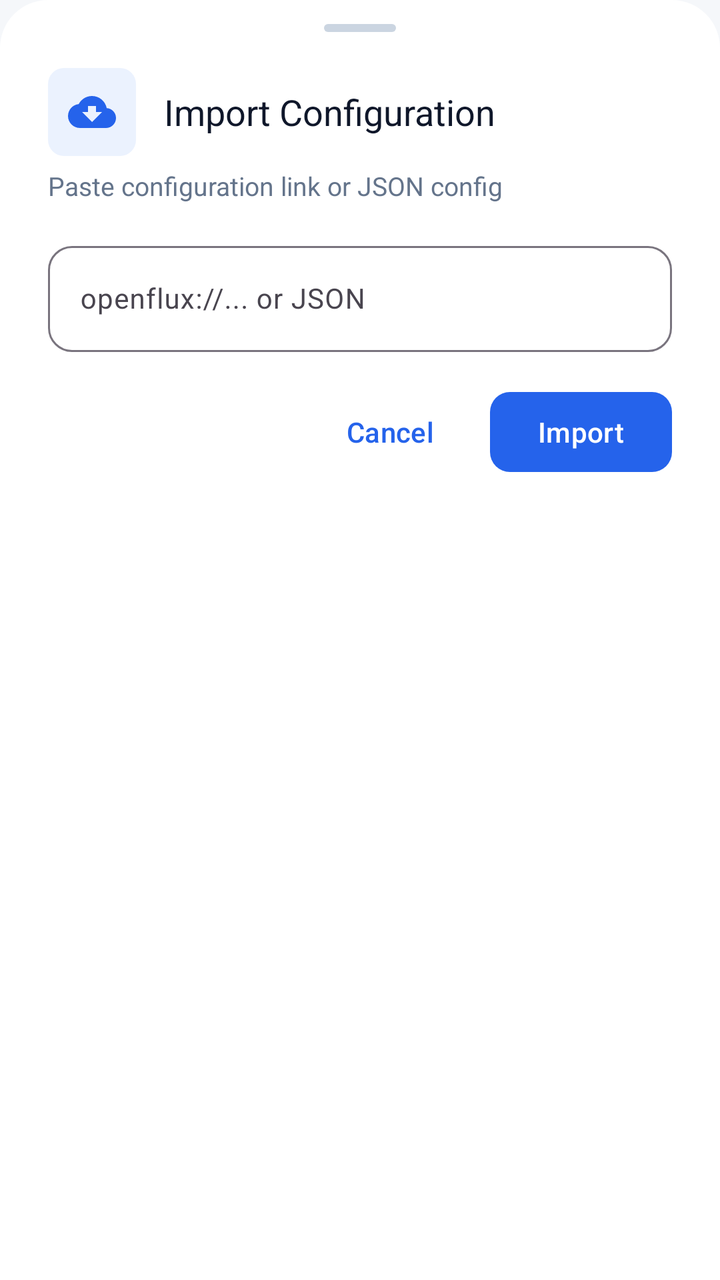
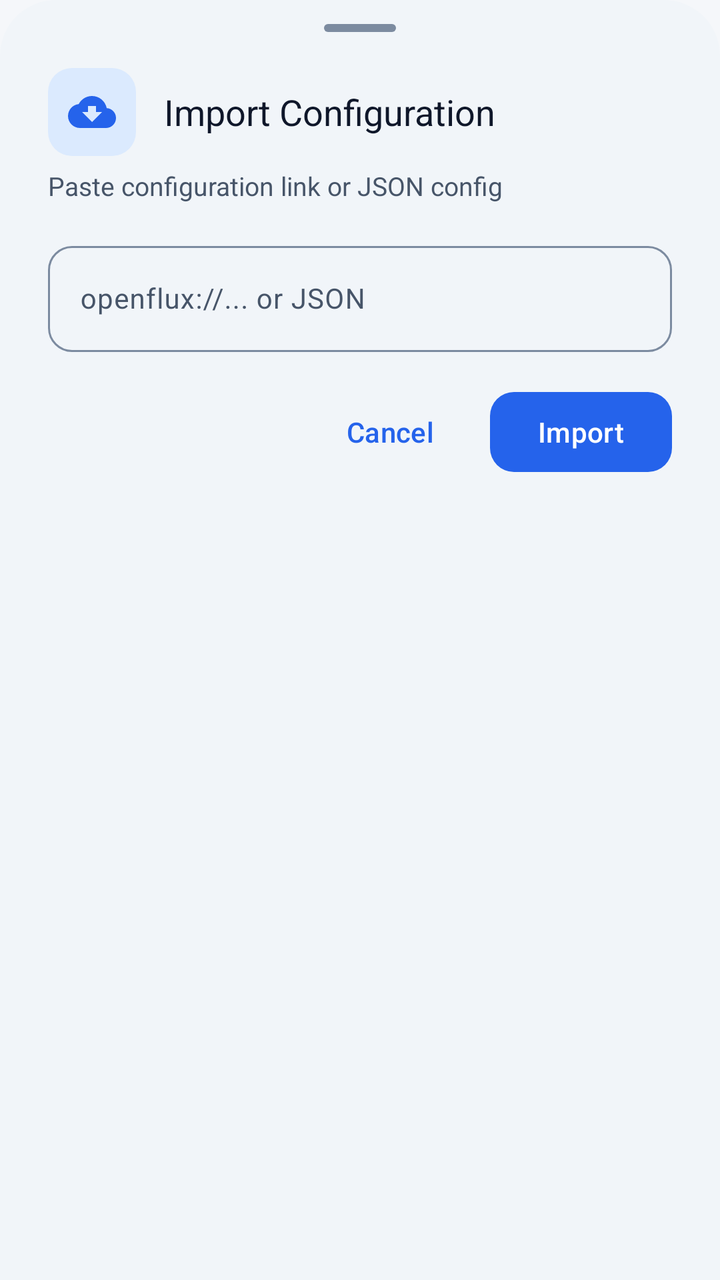

Two renders of the same Android screen: before a commit and after it. Below are the layout's source before the change and the commit's diff.
<!-- AndroidManifest.xml: application theme Theme.SoxMax -->
<!-- res/layout/bottom_sheet_import_link.xml -->
<?xml version="1.0" encoding="utf-8"?>
<LinearLayout xmlns:android="http://schemas.android.com/apk/res/android"
    xmlns:app="http://schemas.android.com/apk/res-auto"
    android:layout_width="match_parent"
    android:layout_height="wrap_content"
    android:orientation="vertical"
    android:background="@drawable/bg_bottom_sheet"
    android:paddingHorizontal="24dp"
    android:paddingTop="12dp"
    android:paddingBottom="28dp">

    <View
        android:layout_width="36dp"
        android:layout_height="4dp"
        android:layout_gravity="center_horizontal"
        android:background="@drawable/bg_drag_handle"
        android:layout_marginBottom="18dp" />

    <LinearLayout
        android:layout_width="match_parent"
        android:layout_height="wrap_content"
        android:orientation="horizontal"
        android:gravity="center_vertical"
        android:layout_marginBottom="6dp">

        <FrameLayout
            android:layout_width="44dp"
            android:layout_height="44dp"
            android:background="@drawable/bg_icon_badge">

            <ImageView
                android:layout_width="24dp"
                android:layout_height="24dp"
                android:layout_gravity="center"
                android:src="@drawable/ic_restore"
                app:tint="@color/accent_blue"
                android:contentDescription="@null" />

        </FrameLayout>

        <TextView
            android:layout_width="0dp"
            android:layout_height="wrap_content"
            android:layout_weight="1"
            android:layout_marginStart="14dp"
            android:text="@string/import_link_sheet_title"
            android:textColor="@color/text_primary"
            android:textSize="18sp"
            android:fontFamily="sans-serif-bold" />

    </LinearLayout>

    <TextView
        android:layout_width="match_parent"
        android:layout_height="wrap_content"
        android:layout_marginBottom="16dp"
        android:text="@string/import_link_sheet_desc"
        android:textColor="@color/text_secondary"
        android:textSize="13sp" />

    <com.google.android.material.textfield.TextInputLayout
        android:id="@+id/layout_link_input"
        style="@style/Widget.Material3.TextInputLayout.OutlinedBox"
        android:layout_width="match_parent"
        android:layout_height="wrap_content"
        android:layout_marginBottom="16dp"
        android:hint="@string/import_link_dialog_hint"
        app:endIconMode="clear_text"
        app:boxCornerRadiusBottomEnd="12dp"
        app:boxCornerRadiusBottomStart="12dp"
        app:boxCornerRadiusTopEnd="12dp"
        app:boxCornerRadiusTopStart="12dp">

        <com.google.android.material.textfield.TextInputEditText
            android:id="@+id/input_link_value"
            android:layout_width="match_parent"
            android:layout_height="wrap_content"
            android:maxLines="4"
            android:textSize="14sp" />

    </com.google.android.material.textfield.TextInputLayout>

    <LinearLayout
        android:layout_width="match_parent"
        android:layout_height="wrap_content"
        android:orientation="horizontal"
        android:gravity="center_vertical">

        <View
            android:layout_width="0dp"
            android:layout_height="1dp"
            android:layout_weight="1" />

        <com.google.android.material.button.MaterialButton
            android:id="@+id/btn_cancel_import"
            style="@style/Widget.Material3.Button.TextButton"
            android:layout_width="wrap_content"
            android:layout_height="wrap_content"
            android:layout_marginEnd="6dp"
            android:text="@string/cancel" />

        <com.google.android.material.button.MaterialButton
            android:id="@+id/btn_confirm_import"
            style="@style/Widget.Material3.Button"
            android:layout_width="wrap_content"
            android:layout_height="wrap_content"
            android:text="@string/import_link_sheet_btn"
            app:cornerRadius="10dp" />

    </LinearLayout>

</LinearLayout>
<!-- resources referenced by this layout -->
<resources>
  <color name="accent_blue">#2563EB</color>
  <color name="text_primary">#0F172A</color>
  <color name="text_secondary">#64748B</color>
  <!-- drawable bg_bottom_sheet (drawable) -->
  <?xml version="1.0" encoding="utf-8"?>
  <shape xmlns:android="http://schemas.android.com/apk/res/android"
      android:shape="rectangle">
      <solid android:color="@color/bg_card" />
      <corners
          android:topLeftRadius="24dp"
          android:topRightRadius="24dp" />
  </shape>
  <!-- drawable bg_drag_handle (drawable) -->
  <?xml version="1.0" encoding="utf-8"?>
  <shape xmlns:android="http://schemas.android.com/apk/res/android"
      android:shape="rectangle">
      <solid android:color="@color/bg_card_stroke" />
      <corners android:radius="4dp" />
  </shape>
  <!-- drawable bg_icon_badge (drawable) -->
  <?xml version="1.0" encoding="utf-8"?>
  <shape xmlns:android="http://schemas.android.com/apk/res/android"
      android:shape="rectangle">
      <solid android:color="#1A3B82F6" />
      <corners android:radius="8dp" />
  </shape>
  <style name="Theme.SoxMax" parent="Theme.Material3.DayNight.NoActionBar">
          <item name="colorPrimary">@color/accent_blue</item>
          <item name="colorOnPrimary">@android:color/white</item>
          <item name="android:windowBackground">@color/bg_deep</item>
          <item name="android:statusBarColor" tools:targetApi="l">@android:color/transparent</item>
          <item name="android:navigationBarColor" tools:targetApi="l">@android:color/transparent</item>
          <item name="android:windowLightStatusBar" tools:targetApi="m">?attr/isLightTheme</item>
          <item name="android:windowLightNavigationBar" tools:targetApi="o_mr1">?attr/isLightTheme</item>
          <item name="materialSwitchStyle">@style/Widget.Fluxon.Switch</item>
      </style>
  <color name="bg_card">#FFFFFF</color>
  <color name="bg_card_stroke">#CBD5E1</color>
  <!-- unchanged entries left out for length: 8 -->
</resources>

<!-- the commit's change to res/layout/bottom_sheet_import_link.xml (unified diff, before → after) -->
@@ -33,7 +33,7 @@
                 android:layout_height="24dp"
                 android:layout_gravity="center"
                 android:src="@drawable/ic_restore"
-                app:tint="@color/accent_blue"
+                app:tint="@color/m3_primary"
                 android:contentDescription="@null" />
 
         </FrameLayout>
@@ -105,7 +105,7 @@
             android:layout_width="wrap_content"
             android:layout_height="wrap_content"
             android:text="@string/import_link_sheet_btn"
-            app:cornerRadius="10dp" />
+            app:cornerRadius="12dp" />
 
     </LinearLayout>
 
<!-- resource entries referenced after the edit -->
@@ -1,43 +1,131 @@
 <!-- resources referenced by this layout -->
 <resources>
-  <color name="accent_blue">#2563EB</color>
-  <color name="text_primary">#0F172A</color>
-  <color name="text_secondary">#64748B</color>
+  <color name="m3_primary">#2563EB</color>
+  <color name="text_primary">@color/m3_on_surface</color>
+  <color name="text_secondary">@color/m3_on_surface_variant</color>
   <!-- drawable bg_bottom_sheet (drawable) -->
   <?xml version="1.0" encoding="utf-8"?>
   <shape xmlns:android="http://schemas.android.com/apk/res/android"
       android:shape="rectangle">
-      <solid android:color="@color/bg_card" />
+      <solid android:color="@color/m3_surface_container_low" />
       <corners
-          android:topLeftRadius="24dp"
-          android:topRightRadius="24dp" />
+          android:topLeftRadius="28dp"
+          android:topRightRadius="28dp" />
   </shape>
   <!-- drawable bg_drag_handle (drawable) -->
   <?xml version="1.0" encoding="utf-8"?>
   <shape xmlns:android="http://schemas.android.com/apk/res/android"
       android:shape="rectangle">
-      <solid android:color="@color/bg_card_stroke" />
-      <corners android:radius="4dp" />
+      <solid android:color="@color/m3_outline" />
+      <size
+          android:width="32dp"
+          android:height="4dp" />
+      <corners android:radius="2dp" />
   </shape>
   <!-- drawable bg_icon_badge (drawable) -->
   <?xml version="1.0" encoding="utf-8"?>
   <shape xmlns:android="http://schemas.android.com/apk/res/android"
       android:shape="rectangle">
-      <solid android:color="#1A3B82F6" />
-      <corners android:radius="8dp" />
+      <solid android:color="@color/m3_primary_container" />
+      <corners android:radius="12dp" />
   </shape>
   <style name="Theme.SoxMax" parent="Theme.Material3.DayNight.NoActionBar">
-          <item name="colorPrimary">@color/accent_blue</item>
-          <item name="colorOnPrimary">@android:color/white</item>
+          
+          <item name="colorPrimary">@color/m3_primary</item>
+          <item name="colorOnPrimary">@color/m3_on_primary</item>
+          <item name="colorPrimaryContainer">@color/m3_primary_container</item>
+          <item name="colorOnPrimaryContainer">@color/m3_on_primary_container</item>
+  
+          
+          <item name="colorSecondary">@color/m3_secondary</item>
+          <item name="colorOnSecondary">@color/m3_on_secondary</item>
+          <item name="colorSecondaryContainer">@color/m3_secondary_container</item>
+          <item name="colorOnSecondaryContainer">@color/m3_on_secondary_container</item>
+  
+          
+          <item name="colorTertiary">@color/m3_tertiary</item>
+          <item name="colorOnTertiary">@color/m3_on_tertiary</item>
+          <item name="colorTertiaryContainer">@color/m3_tertiary_container</item>
+          <item name="colorOnTertiaryContainer">@color/m3_on_tertiary_container</item>
+  
+          
+          <item name="colorError">@color/m3_error</item>
+          <item name="colorOnError">@color/m3_on_error</item>
+          <item name="colorErrorContainer">@color/m3_error_container</item>
+          <item name="colorOnErrorContainer">@color/m3_on_error_container</item>
+  
+          
+          <item name="colorSurface">@color/m3_surface</item>
+          <item name="colorOnSurface">@color/m3_on_surface</item>
+          <item name="colorOnSurfaceVariant">@color/m3_on_surface_variant</item>
+          <item name="colorSurfaceContainerLowest">@color/m3_surface_container_lowest</item>
+          <item name="colorSurfaceContainerLow">@color/m3_surface_container_low</item>
+          <item name="colorSurfaceContainer">@color/m3_surface_container</item>
+          <item name="colorSurfaceContainerHigh">@color/m3_surface_container_high</item>
+          <item name="colorSurfaceContainerHighest">@color/m3_surface_container_highest</item>
+          <item name="colorOutline">@color/m3_outline</item>
+          <item name="colorOutlineVariant">@color/m3_outline_variant</item>
+  
+          
           <item name="android:windowBackground">@color/bg_deep</item>
           <item name="android:statusBarColor" tools:targetApi="l">@android:color/transparent</item>
           <item name="android:navigationBarColor" tools:targetApi="l">@android:color/transparent</item>
           <item name="android:windowLightStatusBar" tools:targetApi="m">?attr/isLightTheme</item>
           <item name="android:windowLightNavigationBar" tools:targetApi="o_mr1">?attr/isLightTheme</item>
+  
+          
           <item name="materialSwitchStyle">@style/Widget.Fluxon.Switch</item>
+          <item name="bottomSheetDialogTheme">@style/ThemeOverlay.Fluxon.BottomSheetDialog</item>
+          <item name="materialAlertDialogTheme">@style/ThemeOverlay.Fluxon.MaterialAlertDialog</item>
       </style>
-  <color name="bg_card">#FFFFFF</color>
-  <color name="bg_card_stroke">#CBD5E1</color>
+  <color name="m3_on_surface">#0F172A</color>
+  <color name="m3_on_surface_variant">#475569</color>
+  <color name="m3_surface_container_low">#F1F5F9</color>
+  <color name="m3_outline">#7C8BA0</color>
+  <color name="m3_primary_container">#DBEAFE</color>
+  <color name="m3_on_primary">#FFFFFF</color>
+  <color name="m3_on_primary_container">#1E40AF</color>
+  <color name="m3_secondary">#475569</color>
+  <color name="m3_on_secondary">#FFFFFF</color>
+  <color name="m3_secondary_container">#E2E8F0</color>
+  <color name="m3_on_secondary_container">#1E293B</color>
+  <color name="m3_tertiary">#7C3AED</color>
+  <color name="m3_on_tertiary">#FFFFFF</color>
+  <color name="m3_tertiary_container">#EDE9FE</color>
+  <color name="m3_on_tertiary_container">#4C1D95</color>
+  <color name="m3_error">#DC2626</color>
+  <color name="m3_on_error">#FFFFFF</color>
+  <color name="m3_error_container">#FEE2E2</color>
+  <color name="m3_on_error_container">#991B1B</color>
+  <color name="m3_surface">#F8FAFC</color>
+  <color name="m3_surface_container_lowest">#FFFFFF</color>
+  <color name="m3_surface_container">#E2E8F0</color>
+  <color name="m3_surface_container_high">#CBD5E1</color>
+  <color name="m3_surface_container_highest">#94A3B8</color>
+  <color name="m3_outline_variant">#E2E8F0</color>
+  <style name="ThemeOverlay.Fluxon.BottomSheetDialog" parent="ThemeOverlay.Material3.BottomSheetDialog">
+          <item name="bottomSheetStyle">@style/Widget.Fluxon.BottomSheet.Modal</item>
+          <item name="android:windowIsFloating">false</item>
+          <item name="android:statusBarColor">@android:color/transparent</item>
+          <item name="android:navigationBarColor">@android:color/transparent</item>
+      </style>
+  <style name="ThemeOverlay.Fluxon.MaterialAlertDialog" parent="ThemeOverlay.Material3.MaterialAlertDialog">
+          <item name="colorSurface">@color/m3_surface_container_low</item>
+          <item name="shapeAppearance">@style/ShapeAppearance.Fluxon.Dialog</item>
+      </style>
+  <style name="Widget.Fluxon.BottomSheet.Modal" parent="Widget.Material3.BottomSheet.Modal">
+          <item name="backgroundTint">@color/m3_surface_container_low</item>
+          <item name="shapeAppearance">@style/ShapeAppearance.Fluxon.BottomSheet</item>
+      </style>
+  <style name="ShapeAppearance.Fluxon.Dialog" parent="ShapeAppearance.Material3.Corner.ExtraLarge">
+          <item name="cornerSize">20dp</item>
+      </style>
+  <style name="ShapeAppearance.Fluxon.BottomSheet" parent="ShapeAppearance.Material3.Corner.Large">
+          <item name="cornerSizeTopLeft">28dp</item>
+          <item name="cornerSizeTopRight">28dp</item>
+          <item name="cornerSizeBottomLeft">0dp</item>
+          <item name="cornerSizeBottomRight">0dp</item>
+      </style>
   <!-- unchanged entries left out for length: 8 -->
 </resources>
 
